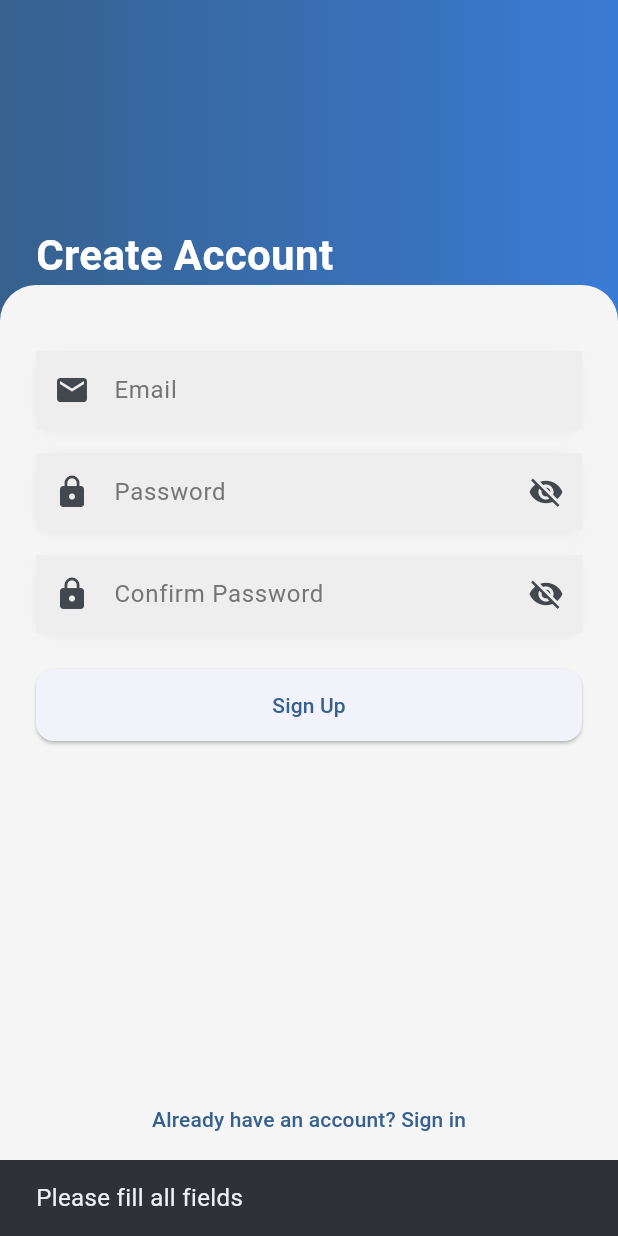
After one commit to Smiller2424/KrustyKonnect_project2, a Flutter app: the SignupScreen screen opened directly, after a tap on "Sign Up", on a phone screen of 412 x 824 dp. The commit adds this screen. Run offline on Flutter 3.47's test engine with Material 3 defaults, Android fonts, the phone set to English and light mode, and no system bars; our stand-ins replace cloud_firestore, firebase_auth, firebase_core, firebase_messaging; accounts and stored records are empty.

Commit message:
added signup screen and connected it to firebase and login navigation

```diff
--- a/lib/social/screens/login_screen.dart
+++ b/lib/social/screens/login_screen.dart
@@ -1,6 +1,7 @@
 import 'package:flutter/material.dart';
 import 'package:firebase_auth/firebase_auth.dart';
 import '../../app/home_shell.dart';
+import 'signup_screen.dart';
 
 class LoginScreen extends StatefulWidget {
   const LoginScreen({super.key});
@@ -21,7 +22,7 @@ class _LoginScreenState extends State<LoginScreen> {
     final email = emailController.text.trim();
     final password = passwordController.text.trim();
 
-    // 🔹 Basic validation
+    // Basic validation
     if (email.isEmpty || password.isEmpty) {
       ScaffoldMessenger.of(context).showSnackBar(
         const SnackBar(content: Text("Please enter email and password")),
@@ -117,6 +118,12 @@ class _LoginScreenState extends State<LoginScreen> {
                         : Icons.visibility,
                   ),
                   onPressed: () {
+                     Navigator.push(
+                      context,
+                      MaterialPageRoute(
+                        builder: (context) => const SignupScreen(),
+                      ),
+                    );
                     setState(() {
                       isPasswordHidden = !isPasswordHidden;
                     });
--- /dev/null
+++ b/lib/social/screens/signup_screen.dart
@@ -0,0 +1,225 @@
+import 'package:flutter/material.dart';
+import 'package:firebase_auth/firebase_auth.dart';
+
+class SignupScreen extends StatefulWidget {
+  const SignupScreen({super.key});
+
+  @override
+ State<SignupScreen> createState() => _SignupScreenState();
+}
+
+class _SignupScreenState extends State<SignupScreen> {
+  final TextEditingController emailController = TextEditingController();
+  final TextEditingController passwordController = TextEditingController();
+  final TextEditingController confirmController = TextEditingController();
+
+  bool isPasswordHidden = true;
+  bool isLoading = false;
+
+  void handleSignup() async {
+    final email = emailController.text.trim();
+    final password = passwordController.text.trim();
+    final confirm = confirmController.text.trim();
+
+    if (email.isEmpty || password.isEmpty || confirm.isEmpty) {
+      ScaffoldMessenger.of(context).showSnackBar(
+        const SnackBar(content: Text("Please fill all fields")),
+      );
+      return;
+    }
+
+    if (password != confirm) {
+      ScaffoldMessenger.of(context).showSnackBar(
+        const SnackBar(content: Text("Passwords do not match")),
+      );
+      return;
+    }
+
+    setState(() {
+      isLoading = true;
+    });
+
+    try {
+      await FirebaseAuth.instance.createUserWithEmailAndPassword(
+        email: email,
+        password: password,
+      );
+
+      if (!mounted) return;
+
+      ScaffoldMessenger.of(context).showSnackBar(
+        const SnackBar(content: Text("Account created successfully")),
+      );
+
+      Navigator.pop(context); // go back to login
+    } on FirebaseAuthException catch (e) {
+      if (!mounted) return;
+
+      String message = "Signup failed";
+
+      if (e.code == 'email-already-in-use') {
+        message = "Email already in use";
+      } else if (e.code == 'weak-password') {
+        message = "Password is too weak";
+      }
+
+      ScaffoldMessenger.of(context).showSnackBar(
+        SnackBar(content: Text(message)),
+      );
+    } finally {
+      if (mounted) {
+        setState(() {
+          isLoading = false;
+        });
+      }
+    }
+  }
+
+  Widget buildInput({
+    required TextEditingController controller,
+    required String hint,
+    required IconData icon,
+    bool isPassword = false,
+  }) {
+    return Container(
+      decoration: BoxDecoration(
+        color: Colors.white,
+        borderRadius: BorderRadius.circular(12),
+        boxShadow: [
+          BoxShadow(
+            color: Colors.black.withValues(alpha: 0.05),
+            blurRadius: 6,
+            offset: const Offset(0, 2),
+          ),
+        ],
+      ),
+      child: TextField(
+        controller: controller,
+        obscureText: isPassword ? isPasswordHidden : false,
+        decoration: InputDecoration(
+          hintText: hint,
+          border: InputBorder.none,
+          prefixIcon: Icon(icon),
+          suffixIcon: isPassword
+              ? IconButton(
+                  icon: Icon(
+                    isPasswordHidden
+                        ? Icons.visibility_off
+                        : Icons.visibility,
+                  ),
+                  onPressed: () {
+                    setState(() {
+                      isPasswordHidden = !isPasswordHidden;
+                    });
+                  },
+                )
+              : null,
+        ),
+      ),
+    );
+  }
+
+  @override
+  Widget build(BuildContext context) {
+    return Scaffold(
+      body: Column(
+        children: [
+
+          // HEADER
+          Container(
+            height: 220,
+            width: double.infinity,
+            decoration: BoxDecoration(
+              gradient: LinearGradient(
+                colors: [
+                  Theme.of(context).colorScheme.primary,
+                  const Color(0xFF3A7BD5),
+                ],
+              ),
+            ),
+            child: const Padding(
+              padding: EdgeInsets.only(left: 24, bottom: 30),
+              child: Align(
+                alignment: Alignment.bottomLeft,
+                child: Text(
+                  "Create Account",
+                  style: TextStyle(
+                    color: Colors.white,
+                    fontSize: 28,
+                    fontWeight: FontWeight.bold,
+                  ),
+                ),
+              ),
+            ),
+          ),
+
+          Expanded(
+            child: Transform.translate(
+              offset: const Offset(0, -30),
+              child: Container(
+                padding: const EdgeInsets.all(24),
+                decoration: BoxDecoration(
+                  color: Colors.grey[100],
+                  borderRadius: const BorderRadius.vertical(
+                    top: Radius.circular(24),
+                  ),
+                ),
+                child: Column(
+                  children: [
+
+                    const SizedBox(height: 20),
+
+                    buildInput(
+                      controller: emailController,
+                      hint: "Email",
+                      icon: Icons.email,
+                    ),
+
+                    const SizedBox(height: 16),
+
+                    buildInput(
+                      controller: passwordController,
+                      hint: "Password",
+                      icon: Icons.lock,
+                      isPassword: true,
+                    ),
+
+                    const SizedBox(height: 16),
+
+                    buildInput(
+                      controller: confirmController,
+                      hint: "Confirm Password",
+                      icon: Icons.lock,
+                      isPassword: true,
+                    ),
+
+                    const SizedBox(height: 24),
+
+                    SizedBox(
+                      width: double.infinity,
+                      child: ElevatedButton(
+                        onPressed: isLoading ? null : handleSignup,
+                        child: isLoading
+                            ? const CircularProgressIndicator()
+                            : const Text("Sign Up"),
+                      ),
+                    ),
+
+                    const Spacer(),
+
+                    TextButton(
+                      onPressed: () {
+                        Navigator.pop(context);
+                      },
+                      child: const Text("Already have an account? Sign in"),
+                    ),
+                  ],
+                ),
+              ),
+            ),
+          ),
+        ],
+      ),
+    );
+  }
+}
```
